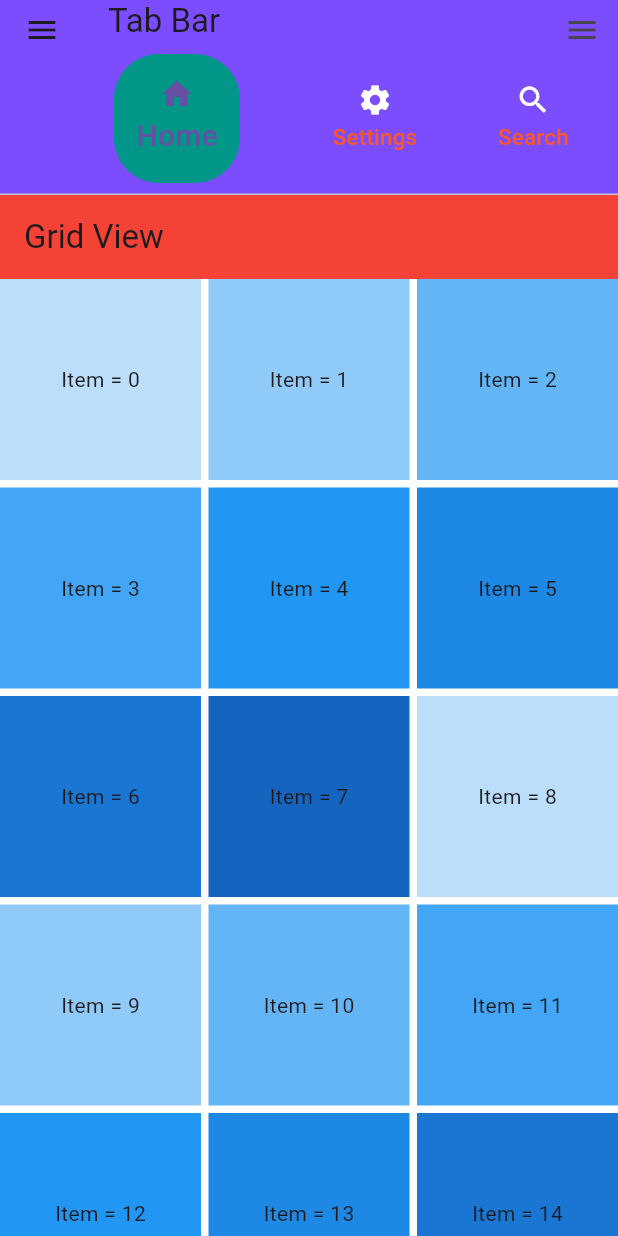
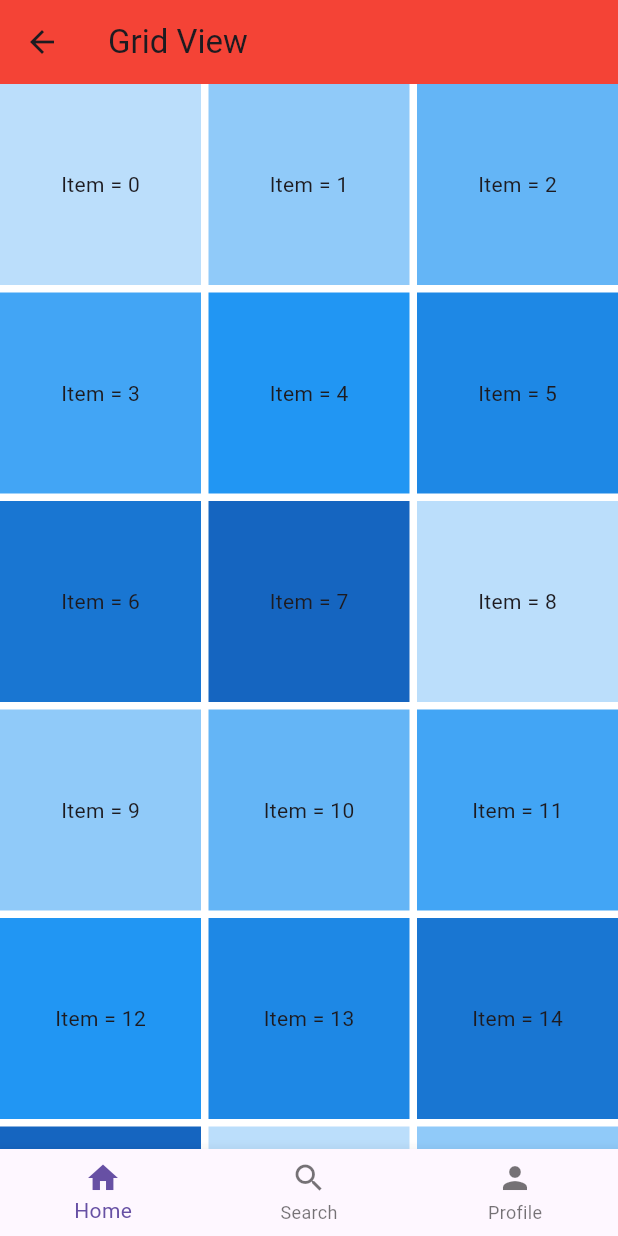
Before and after one commit to alif1136/Flutter-Prectice, a Flutter app: the screen it shows after launch, on a phone screen of 412 x 824 dp. Run offline on Flutter 3.47's test engine with Material 3 defaults, Android fonts, the phone set to English and light mode, and no system bars.

Commit message:
commit files

```diff
--- a/lib/App.dart
+++ b/lib/App.dart
@@ -1,9 +1,12 @@
 import 'package:alif/Button.dart';
+import 'package:alif/City_widget/City_Wgt.dart';
 import 'package:alif/Grid_View.dart';
 import 'package:alif/List_and_Others.dart';
+import 'package:alif/Navigation_Test.dart';
 import 'package:alif/Stack.dart';
 import 'package:alif/Tab_and_Drawer.dart';
 import 'package:alif/alert.dart';
+import 'package:alif/bottom_navigation.dart';
 //import 'package:alif/Home%20page.dart';
 import 'package:flutter/material.dart';
 import 'package:alif/home.dart';
@@ -71,6 +74,13 @@ class myapp extends StatelessWidget{
       //home: Stack_View(),
       //home: alert(),
       home: tab_and_drawer(),
+      initialRoute: '/bottom_navigation',
+      //home: Navigation_Test(name: ''),
+      routes:  {
+        '/home' : (context)=> City_Widget(img: '', title: '', rating: '',),
+        '/home-2' : (context)=>alert(),
+        '/bottom_navigation': (context)=> bottom_navigation(),
+      },
     );
   }
 }
--- a/lib/Navigation_Test.dart
+++ b/lib/Navigation_Test.dart
@@ -21,8 +21,9 @@ class Navigation_Test extends StatelessWidget {
              ElevatedButton(onPressed: (){
             //   Navigator.pushReplacement(context, MaterialPageRoute(builder: (context)=>Page_2()));
              //Navigator.pushAndRemoveUntil(context, MaterialPageRoute(builder: (context)=>Page_2()),(route)=>false);
-               Navigator.push
-               (context, MaterialPageRoute(builder: (context)=>Page_2()));
+             //   Navigator.push
+             //   (context, MaterialPageRoute(builder: (context)=>Page_2()));
+               Navigator.pushNamed(context, '/home');
             },
                 child: Text('Page-2')),
             SizedBox(height: 20,),
--- /dev/null
+++ b/lib/bottom_navigation.dart
@@ -0,0 +1,43 @@
+import 'package:alif/Button.dart';
+import 'package:alif/Grid_View.dart';
+import 'package:alif/Input.dart';
+import 'package:alif/List_and_Others.dart';
+import 'package:alif/alert.dart';
+import 'package:flutter/material.dart';
+
+class bottom_navigation extends StatefulWidget {
+  const bottom_navigation({super.key});
+
+  @override
+  State<bottom_navigation> createState() => _bottom_navigationState();
+}
+
+class _bottom_navigationState extends State<bottom_navigation> {
+  int _selectedIndex = 0;
+  List pages = [
+    Grid_View(),
+    List_and_others(),
+    Input()
+  ];
+  onTab(int index) {
+    setState(() {
+      print('Test index $index');
+      _selectedIndex = index;
+    });
+  }
+  @override
+  Widget build(BuildContext context) {
+    return Scaffold(
+      body: pages[_selectedIndex],
+      bottomNavigationBar: BottomNavigationBar(
+        currentIndex: _selectedIndex,
+          onTap: onTab,
+          items:[
+             BottomNavigationBarItem(icon: Icon(Icons.home), label: 'Home'),
+             BottomNavigationBarItem(icon: Icon(Icons.search), label: 'Search'),
+             BottomNavigationBarItem(icon: Icon(Icons.person), label: 'Profile'),
+            ]
+      ),
+    );
+  }
+}
```
